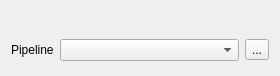
The window that signal_viewer/generated/param_inputs_new.ui (fred-kr/signal-viewer) describes before a commit, drawn with Qt 5.
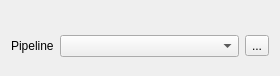
The same window after the commit. Icons and pictures are not drawn. Custom widgets are drawn as their Qt base class.

The edit to the form file:
```diff
--- a/signal_viewer/generated/param_inputs_new.ui
+++ b/signal_viewer/generated/param_inputs_new.ui
@@ -68,6 +68,19 @@
      </item>
     </layout>
    </item>
+   <item>
+    <spacer name="verticalSpacer">
+     <property name="orientation">
+      <enum>Qt::Orientation::Vertical</enum>
+     </property>
+     <property name="sizeHint" stdset="0">
+      <size>
+       <width>20</width>
+       <height>40</height>
+      </size>
+     </property>
+    </spacer>
+   </item>
   </layout>
  </widget>
  <customwidgets>
```
